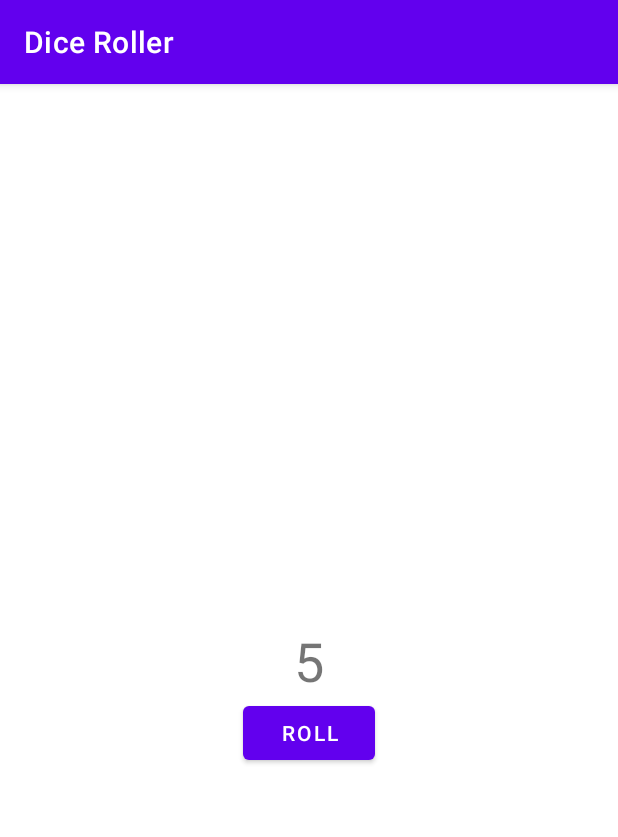
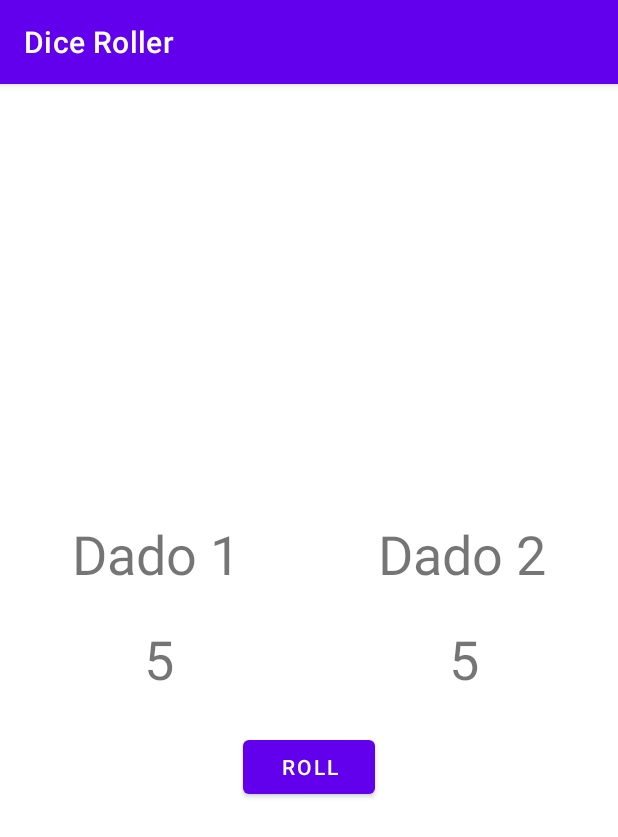
Before and after one commit to Janbrock/DiceRoller, an Android app: the screen it shows after launch (MainActivity), after a tap on "ROLL", on a phone screen of 412 x 824 dp. Shown: the top 837 px of the screen. Run offline under Robolectric (Android 15) with nearby library versions, the phone set to English and light mode, and no system bars.

Commit message:
Colocar mais 1 dado para girar simultaneamente ao clicar

```diff
--- a/app/src/main/java/com/example/diceroller/MainActivity.kt
+++ b/app/src/main/java/com/example/diceroller/MainActivity.kt
@@ -4,8 +4,6 @@ import androidx.appcompat.app.AppCompatActivity
 import android.os.Bundle
 import android.widget.Button
 import android.widget.TextView
-import android.widget.Toast
-import org.w3c.dom.Text
 
 class MainActivity : AppCompatActivity() {
     override fun onCreate(savedInstanceState: Bundle?) {
@@ -15,11 +13,19 @@ class MainActivity : AppCompatActivity() {
         val rollButton: Button = findViewById(R.id.button)
 
         rollButton.setOnClickListener {
+            val resultTextView2: TextView = findViewById(R.id.textView2)
+            resultTextView2.text = "Dado 1"
+
+            val resultTextView3: TextView = findViewById(R.id.textView3)
+            resultTextView3.text = "Dado 2"
+
             val resultTextView: TextView = findViewById(R.id.textView)
             resultTextView.text = Dice(6).roll().toString()
+
+            val resultTextView4: TextView = findViewById(R.id.textView4)
+            resultTextView4.text = Dice(6).roll().toString()
         }
     }
-
 }
 
 //Instancia o dado, rola-o e retorna um número dele
--- a/app/src/main/res/layout/activity_main.xml
+++ b/app/src/main/res/layout/activity_main.xml
@@ -12,17 +12,60 @@
         android:layout_height="wrap_content"
         android:textSize="36sp"
         app:layout_constraintBottom_toBottomOf="parent"
+        app:layout_constraintHorizontal_bias="0.245"
         app:layout_constraintLeft_toLeftOf="parent"
         app:layout_constraintRight_toRightOf="parent"
         app:layout_constraintTop_toTopOf="parent"
+        app:layout_constraintVertical_bias="0.499"
         tools:text="1" />
+
+    <TextView
+        android:id="@+id/textView4"
+        android:layout_width="wrap_content"
+        android:layout_height="wrap_content"
+        android:textSize="36sp"
+        app:layout_constraintBottom_toBottomOf="parent"
+        app:layout_constraintHorizontal_bias="0.764"
+        app:layout_constraintLeft_toLeftOf="parent"
+        app:layout_constraintRight_toRightOf="parent"
+        app:layout_constraintTop_toTopOf="parent"
+        app:layout_constraintVertical_bias="0.499"
+        tools:text="2" />
+
+    <TextView
+        android:id="@+id/textView2"
+        android:layout_width="wrap_content"
+        android:layout_height="wrap_content"
+        android:textSize="36sp"
+        app:layout_constraintBottom_toBottomOf="parent"
+        app:layout_constraintHorizontal_bias="0.161"
+        app:layout_constraintLeft_toLeftOf="parent"
+        app:layout_constraintRight_toRightOf="parent"
+        app:layout_constraintTop_toTopOf="parent"
+        app:layout_constraintVertical_bias="0.401"
+        tools:text="Dado 1" />
+
+    <TextView
+        android:id="@+id/textView3"
+        android:layout_width="wrap_content"
+        android:layout_height="wrap_content"
+        android:textSize="36sp"
+        app:layout_constraintBottom_toBottomOf="parent"
+        app:layout_constraintHorizontal_bias="0.841"
+        app:layout_constraintLeft_toLeftOf="parent"
+        app:layout_constraintRight_toRightOf="parent"
+        app:layout_constraintTop_toTopOf="parent"
+        app:layout_constraintVertical_bias="0.401"
+        tools:text="Dado 2" />
 
     <Button
         android:id="@+id/button"
         android:layout_width="wrap_content"
         android:layout_height="wrap_content"
+        android:layout_marginTop="24dp"
         android:text="@string/roll"
         app:layout_constraintEnd_toEndOf="parent"
+        app:layout_constraintHorizontal_bias="0.501"
         app:layout_constraintStart_toStartOf="parent"
         app:layout_constraintTop_toBottomOf="@+id/textView" />
 
```
